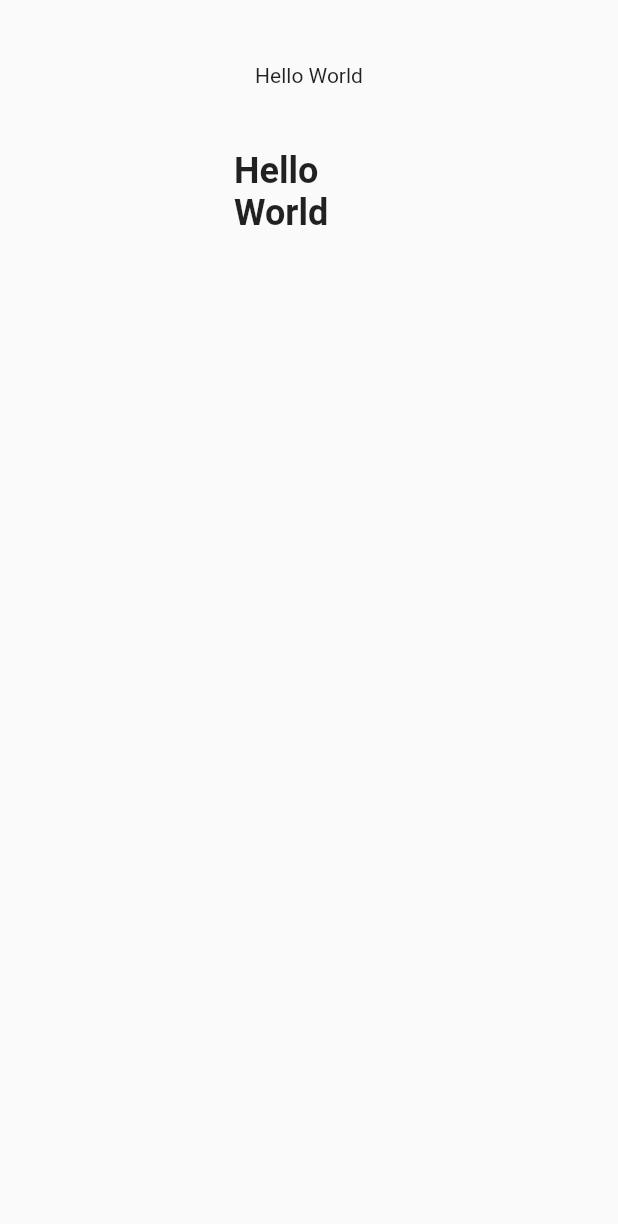
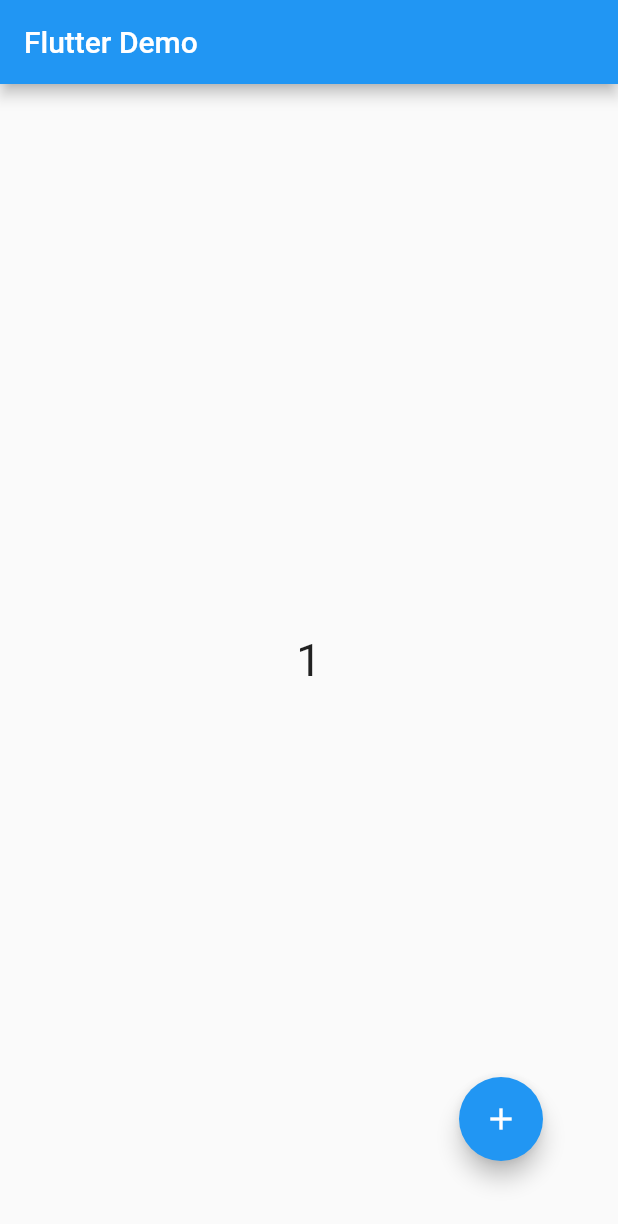
Before and after one commit to ahmaduunnail/flutter-widget, a Flutter app: the screen it shows after launch, on a phone screen of 412 x 824 dp. Shown: the top 1224 px of the screen. Run offline on Flutter 3.47's test engine with Material 2 defaults, Android fonts, the phone set to English and light mode, and no system bars.

Commit message:
StatefulWidget

```diff
--- /dev/null
+++ b/lib/StatefulWidget.dart
@@ -0,0 +1,48 @@
+import 'package:flutter/material.dart';
+
+class NumberScreen extends StatefulWidget {
+  NumberScreen({Key key}) : super(key: key);
+
+  @override
+  _NumberScreenState createState() => _NumberScreenState();
+}
+
+class _NumberScreenState extends State<NumberScreen> {
+  int number = 1;
+
+  @override
+  Widget build(BuildContext context) {
+    return MaterialApp(
+      title: "Stateful",
+      home: Scaffold(
+        appBar: AppBar(
+          title: Text("Flutter Demo"),
+        ),
+        body: Container(
+          child: Stack(
+            children: <Widget>[
+              Center(
+                child: Text(
+                  this.number.toString(),
+                  style: TextStyle(fontSize: 30),
+                ),
+              ),
+              Positioned(
+                bottom: 50,
+                right: 50,
+                child: FloatingActionButton(
+                  child: Icon(Icons.add),
+                  onPressed: () {
+                    setState(() {
+                      this.number += 1;
+                    });
+                  },
+                ),
+              )
+            ],
+          ),
+        ),
+      ),
+    );
+  }
+}
--- a/lib/main.dart
+++ b/lib/main.dart
@@ -1,11 +1,12 @@
 import 'package:flutter/material.dart';
 import 'StatelessWidget.dart';
+import 'StatefulWidget.dart';
 
 void main() {
-  runApp(MyApp());
+  runApp(Stateful());
 }
 
-class MyApp extends StatelessWidget {
+class Stateless extends StatelessWidget {
   // This widget is the root of your application.
   @override
   Widget build(BuildContext context) {
@@ -32,3 +33,19 @@ class MyApp extends StatelessWidget {
     );
   }
 }
+
+class Stateful extends StatefulWidget {
+  Stateful({Key key}) : super(key: key);
+
+  @override
+  _StatefulState createState() => _StatefulState();
+}
+
+class _StatefulState extends State<Stateful> {
+  @override
+  Widget build(BuildContext context) {
+    return Container(
+       child: NumberScreen(),
+    );
+  }
+}
```
Also changed, not shown: 1 other file.
